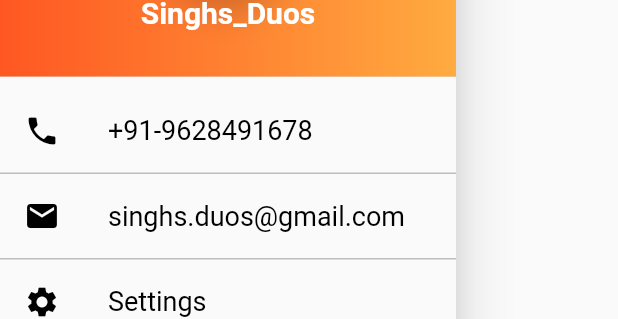
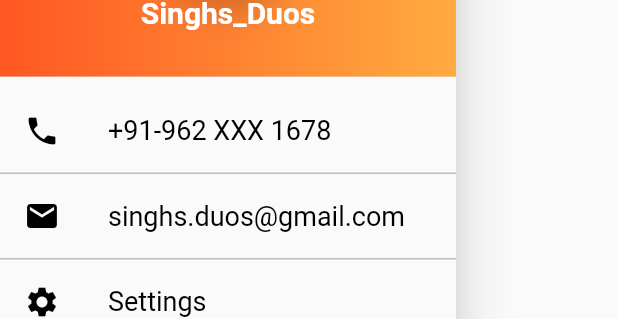
Before and after one commit to singhsduos/Flutter_Project, a Flutter app: the MyDrawer widget shown alone on an empty page, opened directly, on a phone screen of 412 x 824 dp. Shown: the part 165-484 px from the top of the screen. Run offline on Flutter 3.47's test engine with Material 2 defaults, Android fonts, the phone set to English and light mode, and no system bars.

Commit message:
first commit

```diff
--- a/Profile_App/lib/MyDrawer.dart
+++ b/Profile_App/lib/MyDrawer.dart
@@ -57,7 +57,7 @@
               ),
 
               title: Text(
-                '+91-9628491678',
+                '+91-962 XXX 1678',
                 style: TextStyle(
                   color: Colors.black,
                   fontSize: 18.0,
```
